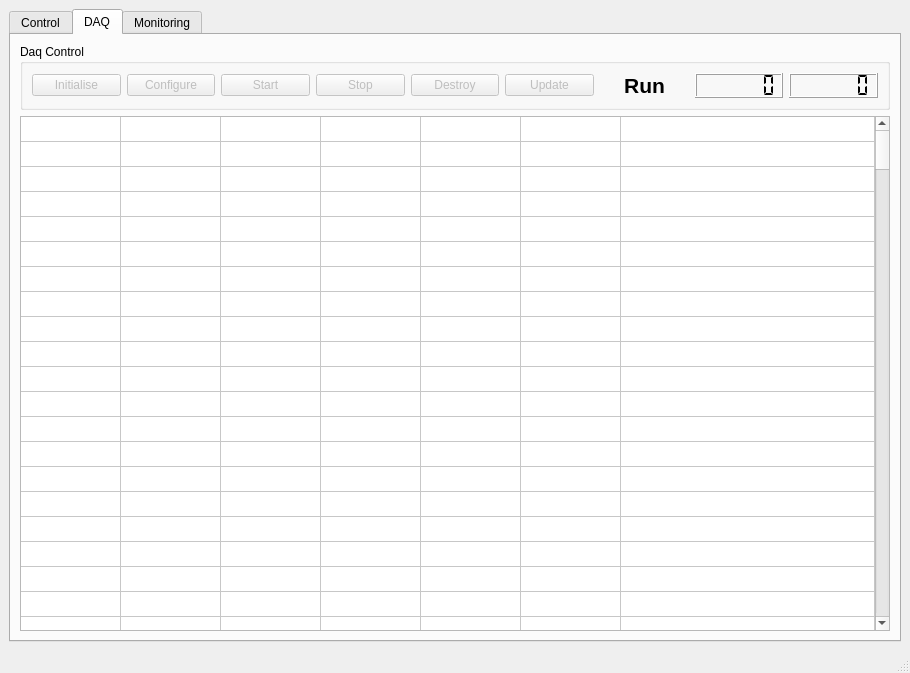
Old version of the form python/DaqUI1.ui in the repository mirabitl/SDHCAL.
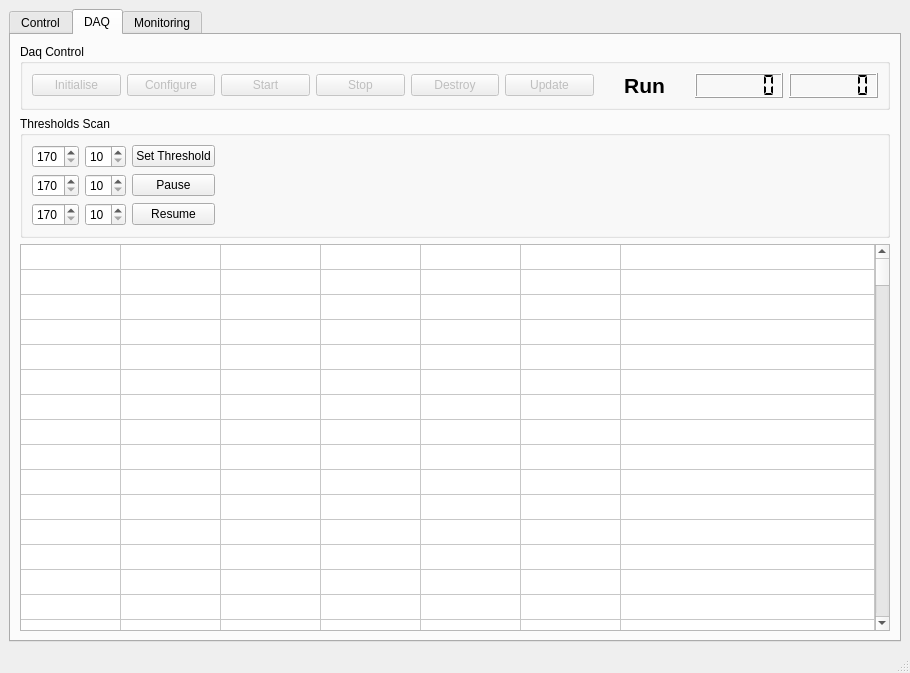
New version of the form. The open tabs and pages were chosen to show the change.

The edit to the form file:
```diff
--- a/python/DaqUI1.ui
+++ b/python/DaqUI1.ui
@@ -533,6 +533,153 @@
           </layout>
          </widget>
         </item>
+        <item>
+         <widget class="QGroupBox" name="groupBox_8">
+          <property name="title">
+           <string>Thresholds Scan</string>
+          </property>
+          <layout class="QGridLayout" name="gridLayout_5">
+           <item row="0" column="0">
+            <widget class="QSpinBox" name="SBTHR0L">
+             <property name="minimum">
+              <number>170</number>
+             </property>
+             <property name="maximum">
+              <number>510</number>
+             </property>
+             <property name="singleStep">
+              <number>10</number>
+             </property>
+            </widget>
+           </item>
+           <item row="0" column="1">
+            <widget class="QSpinBox" name="SBTHR0STEP">
+             <property name="minimum">
+              <number>10</number>
+             </property>
+             <property name="maximum">
+              <number>50</number>
+             </property>
+             <property name="singleStep">
+              <number>10</number>
+             </property>
+            </widget>
+           </item>
+           <item row="0" column="2">
+            <widget class="QPushButton" name="PBSetThresholds">
+             <property name="text">
+              <string>Set Threshold</string>
+             </property>
+            </widget>
+           </item>
+           <item row="0" column="3">
+            <spacer name="horizontalSpacer_8">
+             <property name="orientation">
+              <enum>Qt::Horizontal</enum>
+             </property>
+             <property name="sizeHint" stdset="0">
+              <size>
+               <width>622</width>
+               <height>20</height>
+              </size>
+             </property>
+            </spacer>
+           </item>
+           <item row="1" column="0">
+            <widget class="QSpinBox" name="SBTHR1L">
+             <property name="minimum">
+              <number>170</number>
+             </property>
+             <property name="maximum">
+              <number>510</number>
+             </property>
+             <property name="singleStep">
+              <number>10</number>
+             </property>
+            </widget>
+           </item>
+           <item row="1" column="1">
+            <widget class="QSpinBox" name="SBTHR1STEP">
+             <property name="minimum">
+              <number>10</number>
+             </property>
+             <property name="maximum">
+              <number>50</number>
+             </property>
+             <property name="singleStep">
+              <number>10</number>
+             </property>
+            </widget>
+           </item>
+           <item row="1" column="2">
+            <widget class="QPushButton" name="PBPause">
+             <property name="text">
+              <string>Pause</string>
+             </property>
+            </widget>
+           </item>
+           <item row="1" column="3">
+            <spacer name="horizontalSpacer_9">
+             <property name="orientation">
+              <enum>Qt::Horizontal</enum>
+             </property>
+             <property name="sizeHint" stdset="0">
+              <size>
+               <width>622</width>
+               <height>20</height>
+              </size>
+             </property>
+            </spacer>
+           </item>
+           <item row="2" column="0">
+            <widget class="QSpinBox" name="SBTHR2L">
+             <property name="minimum">
+              <number>170</number>
+             </property>
+             <property name="maximum">
+              <number>510</number>
+             </property>
+             <property name="singleStep">
+              <number>10</number>
+             </property>
+            </widget>
+           </item>
+           <item row="2" column="1">
+            <widget class="QSpinBox" name="SBTHR2STEP">
+             <property name="minimum">
+              <number>10</number>
+             </property>
+             <property name="maximum">
+              <number>50</number>
+             </property>
+             <property name="singleStep">
+              <number>10</number>
+             </property>
+            </widget>
+           </item>
+           <item row="2" column="2">
+            <widget class="QPushButton" name="PBResume">
+             <property name="text">
+              <string>Resume</string>
+             </property>
+            </widget>
+           </item>
+           <item row="2" column="3">
+            <spacer name="horizontalSpacer_10">
+             <property name="orientation">
+              <enum>Qt::Horizontal</enum>
+             </property>
+             <property name="sizeHint" stdset="0">
+              <size>
+               <width>622</width>
+               <height>20</height>
+              </size>
+             </property>
+            </spacer>
+           </item>
+          </layout>
+         </widget>
+        </item>
         <item>
          <widget class="QTableWidget" name="TWDIF">
           <property name="font">
```
Left out of the diff: 4 changed lines with no effect on the pictures.
